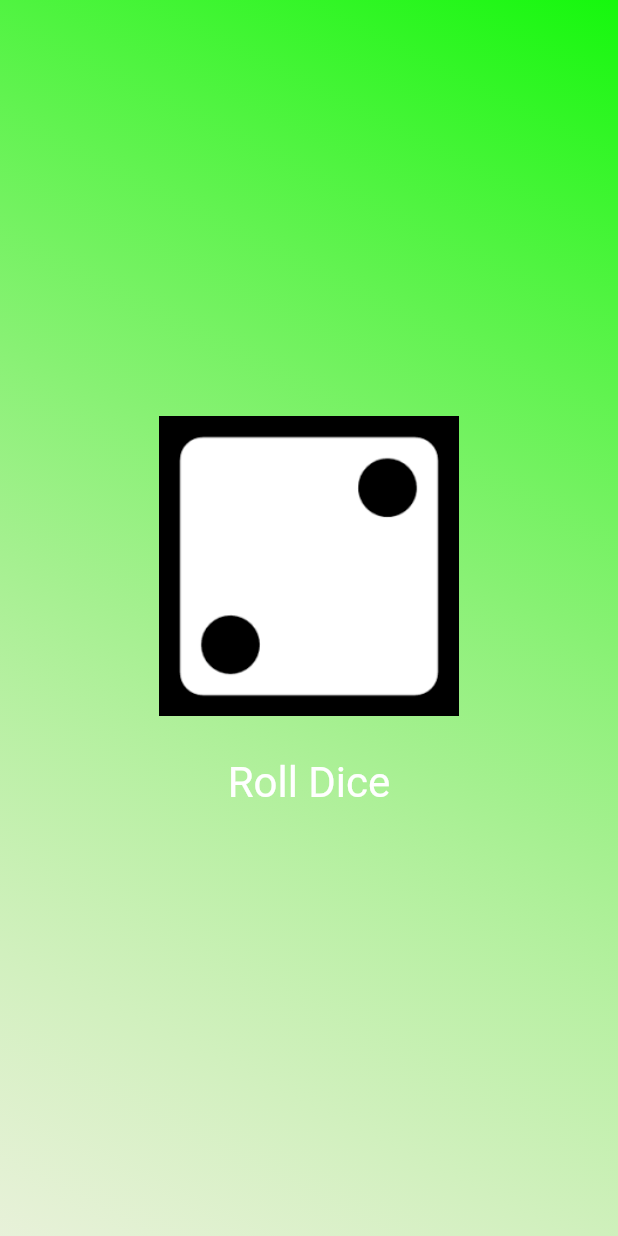
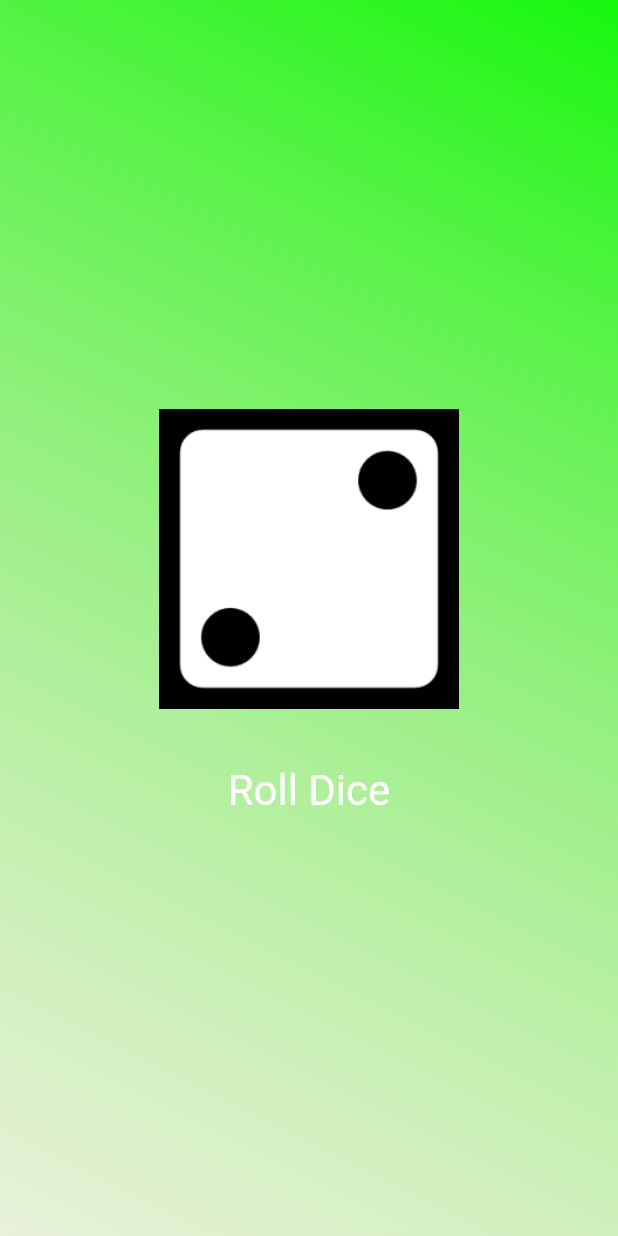
Before and after one commit to ChetanVarunKanipakam/basicdiceapp, a Flutter app: the screen it shows after launch, on a phone screen of 412 x 824 dp. Run offline on Flutter 3.47's test engine with Material 3 defaults, Android fonts, the phone set to English and light mode, and no system bars.

Commit message:
my finally

```diff
--- a/lib/dice_roller.dart
+++ b/lib/dice_roller.dart
@@ -22,7 +22,7 @@ class _DiceRoller extends State<DiceRoller>{
           mainAxisSize: MainAxisSize.min,
           children: [
             Image.asset(activatedicenumber ,width:200),
-            SizedBox(height:20),
+            SizedBox(height:30),
             TextButton(
               onPressed: rolldice,
               style: TextButton.styleFrom(
```
